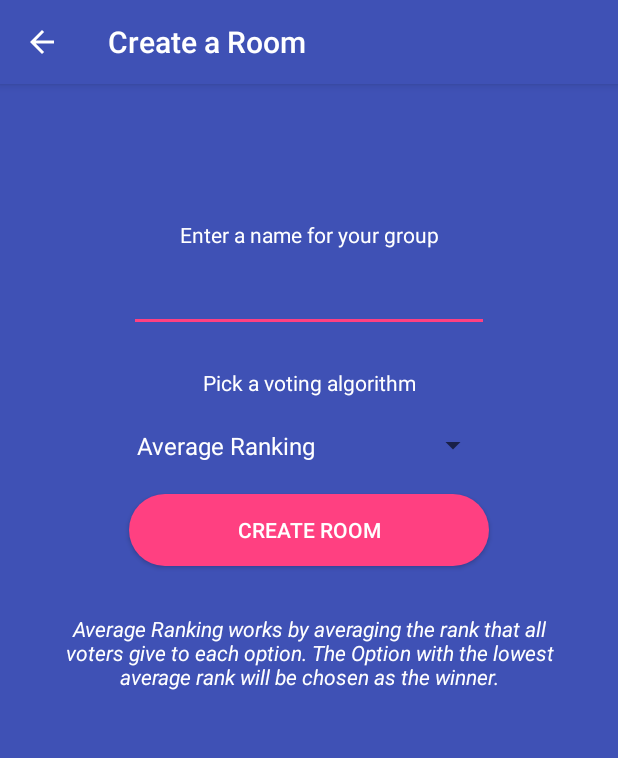
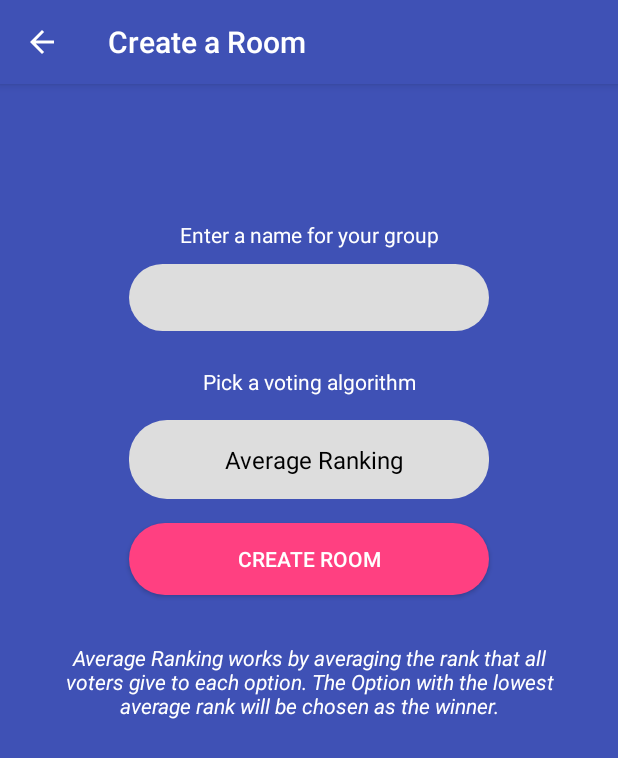
Before and after one commit to andrew-welsh626/HackOHIO2018, an Android app: the CreateActivity screen opened directly, with no data from a screen before it, on a phone screen of 412 x 824 dp. Shown: the top 758 px of the screen. Run offline under Robolectric (Android 15) with nearby library versions, the phone set to English and light mode, and no system bars; our stand-ins replace Firebase (no records; nobody signed in at launch, a user with empty details on screens opened directly).

Commit message:
UI Updates

```diff
--- a/app/src/main/java/vote/hackohio/com/ezfunvoting/CreateActivity.java
+++ b/app/src/main/java/vote/hackohio/com/ezfunvoting/CreateActivity.java
@@ -33,7 +33,6 @@
         setContentView(R.layout.activity_create);
 
         final EditText groupNameET = findViewById(R.id.editTextCreate);
-        groupNameET.getBackground().setColorFilter(getResources().getColor(R.color.colorAccent), PorterDuff.Mode.SRC_ATOP);
         tvDescription = findViewById(R.id.tv_algo_description);
 
         // create the spinner
--- a/app/src/main/java/vote/hackohio/com/ezfunvoting/JoinActivity.java
+++ b/app/src/main/java/vote/hackohio/com/ezfunvoting/JoinActivity.java
@@ -15,9 +15,6 @@
         super.onCreate(savedInstanceState);
         setContentView(R.layout.activity_join);
 
-        EditText groupIDET = findViewById(R.id.editTextJoin);
-        groupIDET.getBackground().setColorFilter(getResources().getColor(R.color.colorAccent), PorterDuff.Mode.SRC_ATOP);
-
         final Button button = findViewById(R.id.joinbtn);
         button.setOnClickListener(new View.OnClickListener() {
             public void onClick(View v) {
--- a/app/src/main/java/vote/hackohio/com/ezfunvoting/OptionModel.java
+++ b/app/src/main/java/vote/hackohio/com/ezfunvoting/OptionModel.java
@@ -14,7 +14,7 @@
 
     public OptionModel() {
         this.name = "";
-        this.rankings = new TreeMap<>();
+        this.rankings = new HashMap<>();
         this.id = "";
     }
 
@@ -28,7 +28,7 @@
 
     public OptionModel(String name) {
         this.name = name;
-        this.rankings = new TreeMap<>();
+        this.rankings = new HashMap<>();
     }
 
     public OptionModel(String name, String id, Map<String,Integer> rankings) {
--- /dev/null
+++ b/app/src/main/res/drawable-xxhdpi/rounded_edit_text.xml
@@ -0,0 +1,7 @@
+<?xml version="1.0" encoding="utf-8"?>
+<shape xmlns:android="http://schemas.android.com/apk/res/android">
+
+    <corners android:radius="25dp"/>
+    <solid android:color="#DDDDDD"/>
+
+</shape>
--- a/app/src/main/res/layout/activity_create.xml
+++ b/app/src/main/res/layout/activity_create.xml
@@ -28,13 +28,13 @@
         android:layout_marginTop="120dp"
         android:width="240dp"
         android:inputType="textPersonName"
-        android:shadowColor="#FFFFFF"
-        android:textColor="#FFFFFF"
-        android:textColorHint="#FFFFFF"
         app:layout_constraintBottom_toTopOf="@+id/tv_label_pick_algorithm"
         app:layout_constraintEnd_toEndOf="parent"
         app:layout_constraintStart_toStartOf="parent"
-        app:layout_constraintTop_toTopOf="parent"/>
+        app:layout_constraintTop_toTopOf="parent"
+        android:background="@drawable/rounded_edit_text"
+        android:paddingVertical="10dp"
+        android:paddingHorizontal="12dp"/>
 
     <TextView
         android:id="@+id/tv_label_pick_algorithm"
@@ -69,7 +69,10 @@
         app:layout_constraintEnd_toEndOf="@id/editTextCreate"
         app:layout_constraintStart_toStartOf="@id/editTextCreate"
         app:layout_constraintTop_toBottomOf="@+id/tv_label_pick_algorithm"
-        />
+        android:background="@drawable/rounded_edit_text"
+        android:paddingVertical="10dp"
+        android:paddingStart="5dp"
+        android:paddingLeft="5dp" />
 
     <TextView
         android:id="@+id/tv_algo_description"
--- a/app/src/main/res/layout/spinner_item.xml
+++ b/app/src/main/res/layout/spinner_item.xml
@@ -5,7 +5,7 @@
     android:layout_width="match_parent"
     android:layout_height="wrap_content"
     android:textSize="16sp"
-    android:gravity="left"
-    android:textColor="#FFFFFF"
-    android:padding="5dip"
+    android:gravity="center_horizontal"
+    android:textColor="@android:color/black"
+    android:padding="5dp"
     />
```
Also changed, not shown: app/src/main/java/vote/hackohio/com/ezfunvoting/AddChoiceActivity.java (deleted, +0 -13 lines), app/src/main/res/layout/activity_add.xml (+7 -10 lines), app/src/main/res/layout/activity_join.xml (+5 -8 lines).
